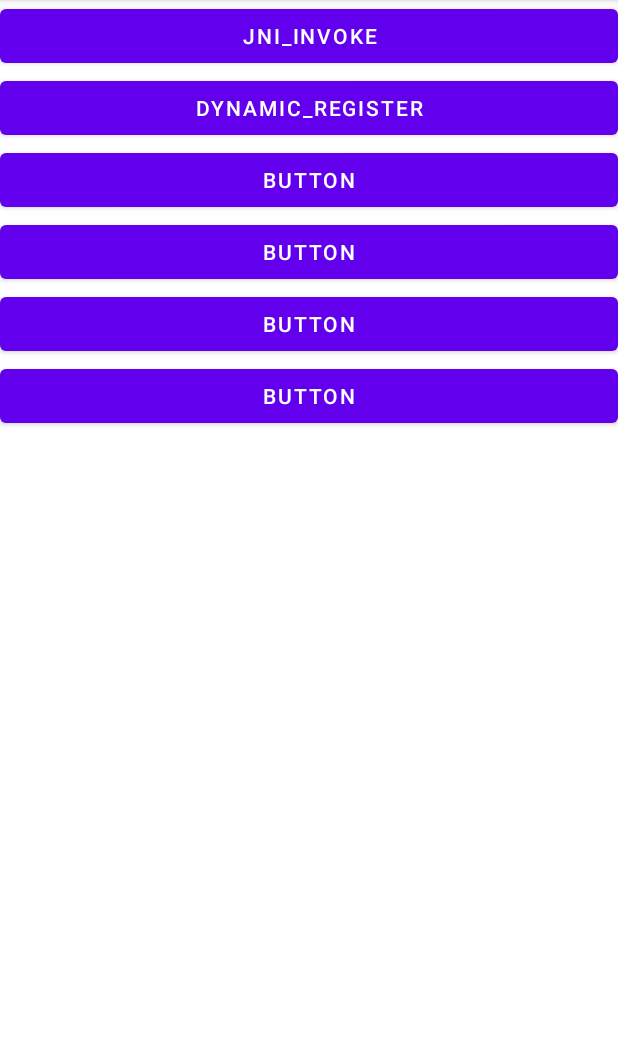
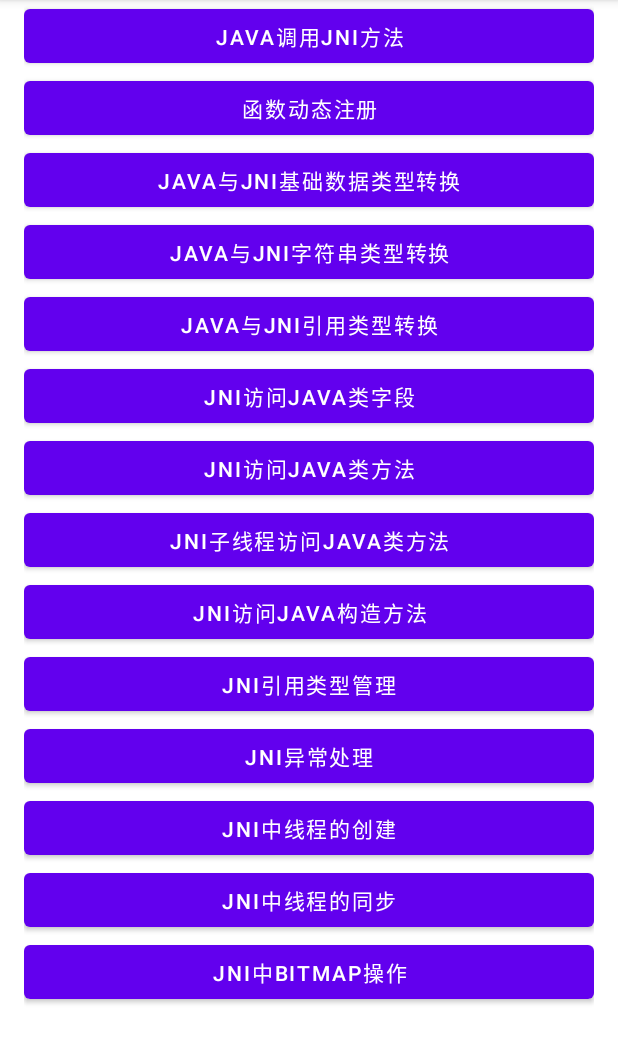
Before and after one commit to who7708/AndroidNdkDemo, an Android app: the screen it shows after launch (MainActivity), on a phone screen of 412 x 824 dp, the part 84-1148 px from its top. Run offline under Robolectric (Android 15) with nearby library versions, the phone set to English and light mode, and no system bars.

Commit message:
拆分Activity

```diff
--- a/app/src/main/java/com/example/ndk/MainActivity.java
+++ b/app/src/main/java/com/example/ndk/MainActivity.java
@@ -7,24 +7,66 @@ import android.view.View;
 import androidx.appcompat.app.AppCompatActivity;
 
 import com.example.ndk.base.JniInvokeActivity;
+import com.example.ndk.jni.JniBasicTypeActivity;
 import com.example.ndk.load.JNIDynamicLoadActivity;
 
-public class MainActivity extends AppCompatActivity {
+public class MainActivity extends AppCompatActivity implements View.OnClickListener {
 
     @Override
     protected void onCreate(Bundle savedInstanceState) {
         super.onCreate(savedInstanceState);
         setContentView(R.layout.activity_main);
+        findViewById(R.id.jni_invoke).setOnClickListener(this);
+        findViewById(R.id.dynamic_register).setOnClickListener(this);
+        findViewById(R.id.basic_type).setOnClickListener(this);
+        findViewById(R.id.string_convert).setOnClickListener(this);
+        findViewById(R.id.reference_convert).setOnClickListener(this);
+        findViewById(R.id.access_java_field).setOnClickListener(this);
+        findViewById(R.id.access_java_method).setOnClickListener(this);
+        findViewById(R.id.access_java_method_by_thread).setOnClickListener(this);
+        findViewById(R.id.access_java_constructor).setOnClickListener(this);
+        findViewById(R.id.reference_manage).setOnClickListener(this);
+        findViewById(R.id.exception_manage).setOnClickListener(this);
+        findViewById(R.id.create_thread).setOnClickListener(this);
+        findViewById(R.id.thread_sync).setOnClickListener(this);
+        findViewById(R.id.bitmap_operate).setOnClickListener(this);
     }
 
-    public void jniInvoke(View view) {
-        Intent starter = new Intent(MainActivity.this, JniInvokeActivity.class);
+    @Override
+    public void onClick(View v) {
+        if (R.id.jni_invoke == v.getId()) {
+            startActivity(JniInvokeActivity.class);
+        } else if (R.id.dynamic_register == v.getId()) {
+            startActivity(JNIDynamicLoadActivity.class);
+        } else if (R.id.basic_type == v.getId()) {
+            startActivity(JniBasicTypeActivity.class);
+        } else if (R.id.string_convert == v.getId()) {
+            startActivity(JNIDynamicLoadActivity.class);
+        } else if (R.id.reference_convert == v.getId()) {
+            startActivity(JNIDynamicLoadActivity.class);
+        } else if (R.id.access_java_field == v.getId()) {
+            startActivity(JNIDynamicLoadActivity.class);
+        } else if (R.id.access_java_method == v.getId()) {
+            startActivity(JNIDynamicLoadActivity.class);
+        } else if (R.id.access_java_method_by_thread == v.getId()) {
+            startActivity(JNIDynamicLoadActivity.class);
+        } else if (R.id.access_java_constructor == v.getId()) {
+            startActivity(JNIDynamicLoadActivity.class);
+        } else if (R.id.reference_manage == v.getId()) {
+            startActivity(JNIDynamicLoadActivity.class);
+        } else if (R.id.exception_manage == v.getId()) {
+            startActivity(JNIDynamicLoadActivity.class);
+        } else if (R.id.create_thread == v.getId()) {
+            startActivity(JNIDynamicLoadActivity.class);
+        } else if (R.id.thread_sync == v.getId()) {
+            startActivity(JNIDynamicLoadActivity.class);
+        } else if (R.id.bitmap_operate == v.getId()) {
+            startActivity(JNIDynamicLoadActivity.class);
+        }
+    }
+
+    private <T extends BaseActivity> void startActivity(Class<T> activityClazz) {
+        Intent starter = new Intent(MainActivity.this, activityClazz);
         startActivity(starter);
     }
-
-    public void dynamicRegister(View view) {
-        Intent starter = new Intent(MainActivity.this, JNIDynamicLoadActivity.class);
-        startActivity(starter);
-    }
-
 }
--- a/app/src/main/res/layout/activity_jni_dynamic_load.xml
+++ b/app/src/main/res/layout/activity_jni_dynamic_load.xml
@@ -10,7 +10,7 @@
         android:id="@+id/sample_text"
         android:layout_width="wrap_content"
         android:layout_height="wrap_content"
-        android:text="CLICK ME..."
+        android:text="@string/click_me"
         android:textSize="30sp"
         app:layout_constraintBottom_toBottomOf="parent"
         app:layout_constraintLeft_toLeftOf="parent"
--- a/app/src/main/res/layout/activity_main.xml
+++ b/app/src/main/res/layout/activity_main.xml
@@ -1,46 +1,103 @@
 <?xml version="1.0" encoding="utf-8"?>
-<LinearLayout xmlns:android="http://schemas.android.com/apk/res/android"
+<ScrollView xmlns:android="http://schemas.android.com/apk/res/android"
     xmlns:tools="http://schemas.android.com/tools"
     android:layout_width="match_parent"
     android:layout_height="match_parent"
     android:orientation="vertical"
     tools:context=".MainActivity">
 
-    <Button
-        android:id="@+id/button1"
+    <LinearLayout
         android:layout_width="match_parent"
         android:layout_height="wrap_content"
-        android:onClick="jniInvoke"
-        android:text="jni_invoke" />
+        android:layout_marginStart="@dimen/default_margin"
+        android:layout_marginLeft="@dimen/default_margin"
+        android:layout_marginEnd="@dimen/default_margin"
+        android:layout_marginRight="@dimen/default_margin"
+        android:orientation="vertical">
 
         <Button
-        android:id="@+id/button2"
+            android:id="@+id/jni_invoke"
             android:layout_width="match_parent"
             android:layout_height="wrap_content"
-        android:onClick="dynamicRegister"
-        android:text="dynamic_register" />
+            android:text="@string/jni_invoke" />
 
         <Button
-        android:id="@+id/button3"
+            android:id="@+id/dynamic_register"
             android:layout_width="match_parent"
             android:layout_height="wrap_content"
-        android:text="Button" />
+            android:text="@string/dynamic_register" />
 
         <Button
-        android:id="@+id/button4"
+            android:id="@+id/basic_type"
             android:layout_width="match_parent"
             android:layout_height="wrap_content"
-        android:text="Button" />
+            android:text="@string/basic_type" />
 
         <Button
-        android:id="@+id/button5"
+            android:id="@+id/string_convert"
             android:layout_width="match_parent"
             android:layout_height="wrap_content"
-        android:text="Button" />
+            android:text="@string/string_convert" />
 
         <Button
-        android:id="@+id/button6"
+            android:id="@+id/reference_convert"
             android:layout_width="match_parent"
             android:layout_height="wrap_content"
-        android:text="Button" />
+            android:text="@string/reference_convert" />
+
+        <Button
+            android:id="@+id/access_java_field"
+            android:layout_width="match_parent"
+            android:layout_height="wrap_content"
+            android:text="@string/access_java_field" />
+
+        <Button
+            android:id="@+id/access_java_method"
+            android:layout_width="match_parent"
+            android:layout_height="wrap_content"
+            android:text="@string/access_java_method" />
+
+        <Button
+            android:id="@+id/access_java_method_by_thread"
+            android:layout_width="match_parent"
+            android:layout_height="wrap_content"
+            android:text="@string/access_java_method_by_thread" />
+
+        <Button
+            android:id="@+id/access_java_constructor"
+            android:layout_width="match_parent"
+            android:layout_height="wrap_content"
+            android:text="@string/access_java_constructor" />
+
+        <Button
+            android:id="@+id/reference_manage"
+            android:layout_width="match_parent"
+            android:layout_height="wrap_content"
+            android:text="@string/reference_manage" />
+
+        <Button
+            android:id="@+id/exception_manage"
+            android:layout_width="match_parent"
+            android:layout_height="wrap_content"
+            android:text="@string/exception_manage" />
+
+        <Button
+            android:id="@+id/create_thread"
+            android:layout_width="match_parent"
+            android:layout_height="wrap_content"
+            android:text="@string/create_thread" />
+
+        <Button
+            android:id="@+id/thread_sync"
+            android:layout_width="match_parent"
+            android:layout_height="wrap_content"
+            android:text="@string/thread_sync" />
+
+        <Button
+            android:id="@+id/bitmap_operate"
+            android:layout_width="match_parent"
+            android:layout_height="wrap_content"
+            android:text="@string/bitmap_operate" />
+
     </LinearLayout>
+</ScrollView>
--- /dev/null
+++ b/app/src/main/res/values/dimens.xml
@@ -0,0 +1,4 @@
+<?xml version="1.0" encoding="utf-8"?>
+<resources>
+    <dimen name="default_margin">16dp</dimen>
+</resources>
--- a/app/src/main/res/values/strings.xml
+++ b/app/src/main/res/values/strings.xml
@@ -1,3 +1,18 @@
 <resources>
     <string name="app_name">Ndk Demo</string>
+    <string name="jni_invoke">java调用jni方法</string>
+    <string name="dynamic_register">函数动态注册</string>
+    <string name="basic_type">java与jni基础数据类型转换</string>
+    <string name="string_convert">java与jni字符串类型转换</string>
+    <string name="reference_convert">java与jni引用类型转换</string>
+    <string name="access_java_field">jni访问java类字段</string>
+    <string name="access_java_method">jni访问java类方法</string>
+    <string name="access_java_method_by_thread">jni子线程访问java类方法</string>
+    <string name="access_java_constructor">jni访问java构造方法</string>
+    <string name="reference_manage">jni引用类型管理</string>
+    <string name="exception_manage">jni异常处理</string>
+    <string name="create_thread">jni中线程的创建</string>
+    <string name="thread_sync">jni中线程的同步</string>
+    <string name="bitmap_operate">jni中Bitmap操作</string>
+    <string name="click_me">CLICK ME...</string>
 </resources>
```
Also changed, not shown: app/src/main/AndroidManifest.xml (+6 -4 lines), app/src/main/java/com/example/ndk/jni/JniBasicTypeActivity.java (added, +17 -0 lines), app/src/main/res/layout/activity_jni_basic_type.xml (added, +20 -0 lines). Lines whose indentation alone changed are shown as unchanged.
